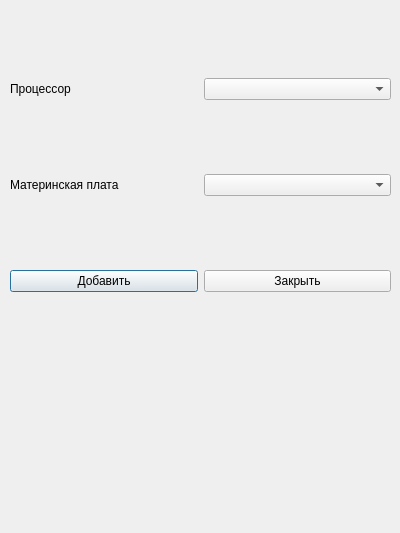
Before: the Qt Designer form src/addcomputerdialog.ui in f0rw4rd-dev/hse-hsms-wpf, drawn with Qt 5.
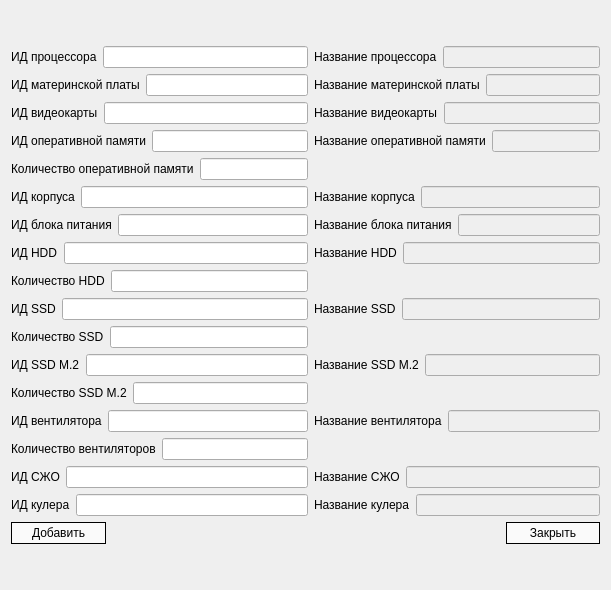
After: the same form once the commit is applied.

Commit message: Add component dialog

The edit to the form file:
```diff
--- a/src/addcomputerdialog.ui
+++ b/src/addcomputerdialog.ui
@@ -6,71 +6,537 @@
    <rect>
     <x>0</x>
     <y>0</y>
-    <width>400</width>
-    <height>533</height>
+    <width>611</width>
+    <height>590</height>
    </rect>
   </property>
   <property name="windowTitle">
    <string>Dialog</string>
   </property>
-  <widget class="QWidget" name="verticalLayoutWidget">
-   <property name="geometry">
-    <rect>
-     <x>10</x>
-     <y>10</y>
-     <width>381</width>
-     <height>351</height>
-    </rect>
-   </property>
-   <layout class="QVBoxLayout" name="verticalLayout">
-    <item>
-     <layout class="QHBoxLayout" name="horizontalLayout_5">
-      <item>
-       <widget class="QLabel" name="label_2">
-        <property name="text">
-         <string>Процессор</string>
-        </property>
-       </widget>
-      </item>
-      <item>
-       <widget class="QComboBox" name="comboCpuName"/>
-      </item>
-     </layout>
-    </item>
-    <item>
-     <layout class="QHBoxLayout" name="horizontalLayout">
-      <item>
-       <widget class="QLabel" name="label">
-        <property name="text">
-         <string>Материнская плата</string>
-        </property>
-       </widget>
-      </item>
-      <item>
-       <widget class="QComboBox" name="comboBox"/>
-      </item>
-     </layout>
-    </item>
-    <item>
-     <layout class="QHBoxLayout" name="horizontalLayout_9">
-      <item>
-       <widget class="QPushButton" name="buttonAddComputer">
-        <property name="text">
-         <string>Добавить</string>
-        </property>
-       </widget>
-      </item>
-      <item>
-       <widget class="QPushButton" name="buttonCloseDialog">
-        <property name="text">
-         <string>Закрыть</string>
-        </property>
-       </widget>
-      </item>
-     </layout>
-    </item>
-   </layout>
-  </widget>
+  <layout class="QGridLayout" name="gridLayout_2">
+   <item row="0" column="0">
+    <layout class="QGridLayout" name="gridLayout">
+     <property name="verticalSpacing">
+      <number>6</number>
+     </property>
+     <item row="7" column="1">
+      <layout class="QHBoxLayout" name="horizontalLayout_26">
+       <item>
+        <widget class="QLabel" name="label_24">
+         <property name="text">
+          <string>Название HDD</string>
+         </property>
+        </widget>
+       </item>
+       <item>
+        <widget class="QLineEdit" name="inputHddName">
+         <property name="enabled">
+          <bool>false</bool>
+         </property>
+        </widget>
+       </item>
+      </layout>
+     </item>
+     <item row="2" column="1">
+      <layout class="QHBoxLayout" name="horizontalLayout_8">
+       <item>
+        <widget class="QLabel" name="label_6">
+         <property name="text">
+          <string>Название видеокарты</string>
+         </property>
+        </widget>
+       </item>
+       <item>
+        <widget class="QLineEdit" name="inputVideocardName">
+         <property name="enabled">
+          <bool>false</bool>
+         </property>
+        </widget>
+       </item>
+      </layout>
+     </item>
+     <item row="3" column="0">
+      <layout class="QHBoxLayout" name="horizontalLayout_11">
+       <item>
+        <widget class="QLabel" name="label_9">
+         <property name="text">
+          <string>ИД оперативной памяти</string>
+         </property>
+        </widget>
+       </item>
+       <item>
+        <widget class="QLineEdit" name="inputRamId"/>
+       </item>
+      </layout>
+     </item>
+     <item row="13" column="0">
+      <layout class="QHBoxLayout" name="horizontalLayout_40">
+       <item>
+        <widget class="QLabel" name="label_38">
+         <property name="text">
+          <string>ИД вентилятора</string>
+         </property>
+        </widget>
+       </item>
+       <item>
+        <widget class="QLineEdit" name="inputFanId"/>
+       </item>
+      </layout>
+     </item>
+     <item row="1" column="1">
+      <layout class="QHBoxLayout" name="horizontalLayout_7">
+       <item>
+        <widget class="QLabel" name="label_5">
+         <property name="text">
+          <string>Название материнской платы</string>
+         </property>
+        </widget>
+       </item>
+       <item>
+        <widget class="QLineEdit" name="inputMotherboardName">
+         <property name="enabled">
+          <bool>false</bool>
+         </property>
+        </widget>
+       </item>
+      </layout>
+     </item>
+     <item row="4" column="0">
+      <layout class="QHBoxLayout" name="horizontalLayout_13">
+       <item>
+        <widget class="QLabel" name="label_11">
+         <property name="text">
+          <string>Количество оперативной памяти</string>
+         </property>
+        </widget>
+       </item>
+       <item>
+        <widget class="QLineEdit" name="inputRamAmount"/>
+       </item>
+      </layout>
+     </item>
+     <item row="6" column="0">
+      <layout class="QHBoxLayout" name="horizontalLayout_16">
+       <item>
+        <widget class="QLabel" name="label_14">
+         <property name="text">
+          <string>ИД блока питания</string>
+         </property>
+        </widget>
+       </item>
+       <item>
+        <widget class="QLineEdit" name="inputPsuId"/>
+       </item>
+      </layout>
+     </item>
+     <item row="7" column="0">
+      <layout class="QHBoxLayout" name="horizontalLayout_19">
+       <item>
+        <widget class="QLabel" name="label_17">
+         <property name="text">
+          <string>ИД HDD</string>
+         </property>
+        </widget>
+       </item>
+       <item>
+        <widget class="QLineEdit" name="inputHddId"/>
+       </item>
+      </layout>
+     </item>
+     <item row="9" column="0">
+      <layout class="QHBoxLayout" name="horizontalLayout_28">
+       <item>
+        <widget class="QLabel" name="label_26">
+         <property name="text">
+          <string>ИД SSD</string>
+         </property>
+        </widget>
+       </item>
+       <item>
+        <widget class="QLineEdit" name="inputSsdId"/>
+       </item>
+      </layout>
+     </item>
+     <item row="15" column="1">
+      <layout class="QHBoxLayout" name="horizontalLayout_42">
+       <item>
+        <widget class="QLabel" name="label_40">
+         <property name="text">
+          <string>Название СЖО</string>
+         </property>
+        </widget>
+       </item>
+       <item>
+        <widget class="QLineEdit" name="inputWcsName">
+         <property name="enabled">
+          <bool>false</bool>
+         </property>
+        </widget>
+       </item>
+      </layout>
+     </item>
+     <item row="16" column="1">
+      <layout class="QHBoxLayout" name="horizontalLayout_48">
+       <item>
+        <widget class="QLabel" name="label_46">
+         <property name="text">
+          <string>Название кулера</string>
+         </property>
+        </widget>
+       </item>
+       <item>
+        <widget class="QLineEdit" name="inputCoolerName">
+         <property name="enabled">
+          <bool>false</bool>
+         </property>
+        </widget>
+       </item>
+      </layout>
+     </item>
+     <item row="11" column="0">
+      <layout class="QHBoxLayout" name="horizontalLayout_34">
+       <item>
+        <widget class="QLabel" name="label_32">
+         <property name="text">
+          <string>ИД SSD M.2</string>
+         </property>
+        </widget>
+       </item>
+       <item>
+        <widget class="QLineEdit" name="inputSsdm2Id"/>
+       </item>
+      </layout>
+     </item>
+     <item row="8" column="0">
+      <layout class="QHBoxLayout" name="horizontalLayout_18">
+       <item>
+        <widget class="QLabel" name="label_16">
+         <property name="text">
+          <string>Количество HDD</string>
+         </property>
+        </widget>
+       </item>
+       <item>
+        <widget class="QLineEdit" name="inputHddAmount"/>
+       </item>
+      </layout>
+     </item>
+     <item row="0" column="0">
+      <layout class="QHBoxLayout" name="horizontalLayout_4">
+       <item>
+        <widget class="QLabel" name="label_2">
+         <property name="text">
+          <string>ИД процессора</string>
+         </property>
+        </widget>
+       </item>
+       <item>
+        <widget class="QLineEdit" name="inputCpuId">
+         <property name="enabled">
+          <bool>true</bool>
+         </property>
+        </widget>
+       </item>
+      </layout>
+     </item>
+     <item row="2" column="0">
+      <layout class="QHBoxLayout" name="horizontalLayout_9">
+       <item>
+        <widget class="QLabel" name="label_7">
+         <property name="text">
+          <string>ИД видеокарты</string>
+         </property>
+        </widget>
+       </item>
+       <item>
+        <widget class="QLineEdit" name="inputVideocardId"/>
+       </item>
+      </layout>
+     </item>
+     <item row="6" column="1">
+      <layout class="QHBoxLayout" name="horizontalLayout_15">
+       <item>
+        <widget class="QLabel" name="label_13">
+         <property name="text">
+          <string>Название блока питания</string>
+         </property>
+        </widget>
+       </item>
+       <item>
+        <widget class="QLineEdit" name="inputPsuName">
+         <property name="enabled">
+          <bool>false</bool>
+         </property>
+        </widget>
+       </item>
+      </layout>
+     </item>
+     <item row="1" column="0">
+      <layout class="QHBoxLayout" name="horizontalLayout_6">
+       <item>
+        <widget class="QLabel" name="label_4">
+         <property name="text">
+          <string>ИД материнской платы</string>
+         </property>
+        </widget>
+       </item>
+       <item>
+        <widget class="QLineEdit" name="inputMotherboardId"/>
+       </item>
+      </layout>
+     </item>
+     <item row="3" column="1">
+      <layout class="QHBoxLayout" name="horizontalLayout_10">
+       <item>
+        <widget class="QLabel" name="label_8">
+         <property name="text">
+          <string>Название оперативной памяти</string>
+         </property>
+        </widget>
+       </item>
+       <item>
+        <widget class="QLineEdit" name="inputRamName">
+         <property name="enabled">
+          <bool>false</bool>
+         </property>
+        </widget>
+       </item>
+      </layout>
+     </item>
+     <item row="14" column="0">
+      <layout class="QHBoxLayout" name="horizontalLayout_38">
+       <item>
+        <widget class="QLabel" name="label_36">
+         <property name="text">
+          <string>Количество вентиляторов</string>
+         </property>
+        </widget>
+       </item>
+       <item>
+        <widget class="QLineEdit" name="inputFanAmount"/>
+       </item>
+      </layout>
+     </item>
+     <item row="16" column="0">
+      <layout class="QHBoxLayout" name="horizontalLayout_47">
+       <item>
+        <widget class="QLabel" name="label_45">
+         <property name="text">
+          <string>ИД кулера</string>
+         </property>
+        </widget>
+       </item>
+       <item>
+        <widget class="QLineEdit" name="inputCoolerId"/>
+       </item>
+      </layout>
+     </item>
+     <item row="5" column="0">
+      <layout class="QHBoxLayout" name="horizontalLayout_12">
+       <item>
+        <widget class="QLabel" name="label_10">
+         <property name="text">
+          <string>ИД корпуса</string>
+         </property>
+        </widget>
+       </item>
+       <item>
+        <widget class="QLineEdit" name="inputCaseId"/>
+       </item>
+      </layout>
+     </item>
+     <item row="9" column="1">
+      <layout class="QHBoxLayout" name="horizontalLayout_32">
+       <item>
+        <widget class="QLabel" name="label_30">
+         <property name="text">
+          <string>Название SSD</string>
+         </property>
+        </widget>
+       </item>
+       <item>
+        <widget class="QLineEdit" name="inputSsdName">
+         <property name="enabled">
+          <bool>false</bool>
+         </property>
+        </widget>
+       </item>
+      </layout>
+     </item>
+     <item row="10" column="0">
+      <layout class="QHBoxLayout" name="horizontalLayout_27">
+       <item>
+        <widget class="QLabel" name="label_25">
+         <property name="text">
+          <string>Количество SSD</string>
+         </property>
+        </widget>
+       </item>
+       <item>
+        <widget class="QLineEdit" name="inputSsdAmount"/>
+       </item>
+      </layout>
+     </item>
+     <item row="17" column="0" colspan="2">
+      <layout class="QHBoxLayout" name="horizontalLayout_2">
+       <property name="spacing">
+        <number>400</number>
+       </property>
+       <item>
+        <widget class="QPushButton" name="buttonAddComputer">
+         <property name="styleSheet">
+          <string notr="true">QPushButton
+{
+background-color: rgb(250, 250, 250);
+border: 1px solid black;
+padding: 3px;
+}
+
+QPushButton:pressed
+{
+background-color: rgb(240, 240, 240);
+}
+
+QPushButton:hover:!pressed
+{
+background-color: rgb(240, 240, 240);
+}</string>
+         </property>
+         <property name="text">
+          <string>Добавить</string>
+         </property>
+        </widget>
+       </item>
+       <item>
+        <widget class="QPushButton" name="buttonCloseDialog">
+         <property name="styleSheet">
+          <string notr="true">QPushButton
+{
+background-color: rgb(250, 250, 250);
+border: 1px solid black;
+padding: 3px;
+}
+
+QPushButton:pressed
+{
+background-color: rgb(240, 240, 240);
+}
+
+QPushButton:hover:!pressed
+{
+background-color: rgb(240, 240, 240);
+}</string>
+         </property>
+         <property name="text">
+          <string>Закрыть</string>
+         </property>
+        </widget>
+       </item>
+      </layout>
+     </item>
+     <item row="15" column="0">
+      <layout class="QHBoxLayout" name="horizontalLayout_41">
+       <item>
+        <widget class="QLabel" name="label_39">
+         <property name="text">
+          <string>ИД СЖО</string>
+         </property>
+        </widget>
+       </item>
+       <item>
+        <widget class="QLineEdit" name="inputWcsId"/>
+       </item>
+      </layout>
+     </item>
+     <item row="0" column="1">
+      <layout class="QHBoxLayout" name="horizontalLayout_5">
+       <item>
+        <widget class="QLabel" name="label_3">
+         <property name="text">
+          <string>Название процессора</string>
+         </property>
+        </widget>
+       </item>
+       <item>
+        <widget class="QLineEdit" name="inputCpuName">
+         <property name="enabled">
+          <bool>false</bool>
+         </property>
+        </widget>
+       </item>
+      </layout>
+     </item>
+     <item row="12" column="0">
+      <layout class="QHBoxLayout" name="horizontalLayout_33">
+       <item>
+        <widget class="QLabel" name="label_31">
+         <property name="text">
+          <string>Количество SSD M.2</string>
+         </property>
+        </widget>
+       </item>
+       <item>
+        <widget class="QLineEdit" name="inputSsdm2Amount"/>
+       </item>
+      </layout>
+     </item>
+     <item row="13" column="1">
+      <layout class="QHBoxLayout" name="horizontalLayout_39">
+       <item>
+        <widget class="QLabel" name="label_37">
+         <property name="text">
+          <string>Название вентилятора</string>
+         </property>
+        </widget>
+       </item>
+       <item>
+        <widget class="QLineEdit" name="inputFanName">
+         <property name="enabled">
+          <bool>false</bool>
+         </property>
+        </widget>
+       </item>
+      </layout>
+     </item>
+     <item row="5" column="1">
+      <layout class="QHBoxLayout" name="horizontalLayout_14">
+       <item>
+        <widget class="QLabel" name="label_12">
+         <property name="text">
+          <string>Название корпуса</string>
+         </property>
+        </widget>
+       </item>
+       <item>
+        <widget class="QLineEdit" name="inputCaseName">
+         <property name="enabled">
+          <bool>false</bool>
+         </property>
+        </widget>
+       </item>
+      </layout>
+     </item>
+     <item row="11" column="1">
+      <layout class="QHBoxLayout" name="horizontalLayout_17">
+       <item>
+        <widget class="QLabel" name="label_15">
+         <property name="text">
+          <string>Название SSD M.2</string>
+         </property>
+        </widget>
+       </item>
+       <item>
+        <widget class="QLineEdit" name="inputSsdm2Name">
+         <property name="enabled">
+          <bool>false</bool>
+         </property>
+        </widget>
+       </item>
+      </layout>
+     </item>
+    </layout>
+   </item>
+  </layout>
  </widget>
  <resources/>
  <connections>
```
Left out of the diff: 16 changed lines with no effect on the pictures. The commit also changes 3 other files.
